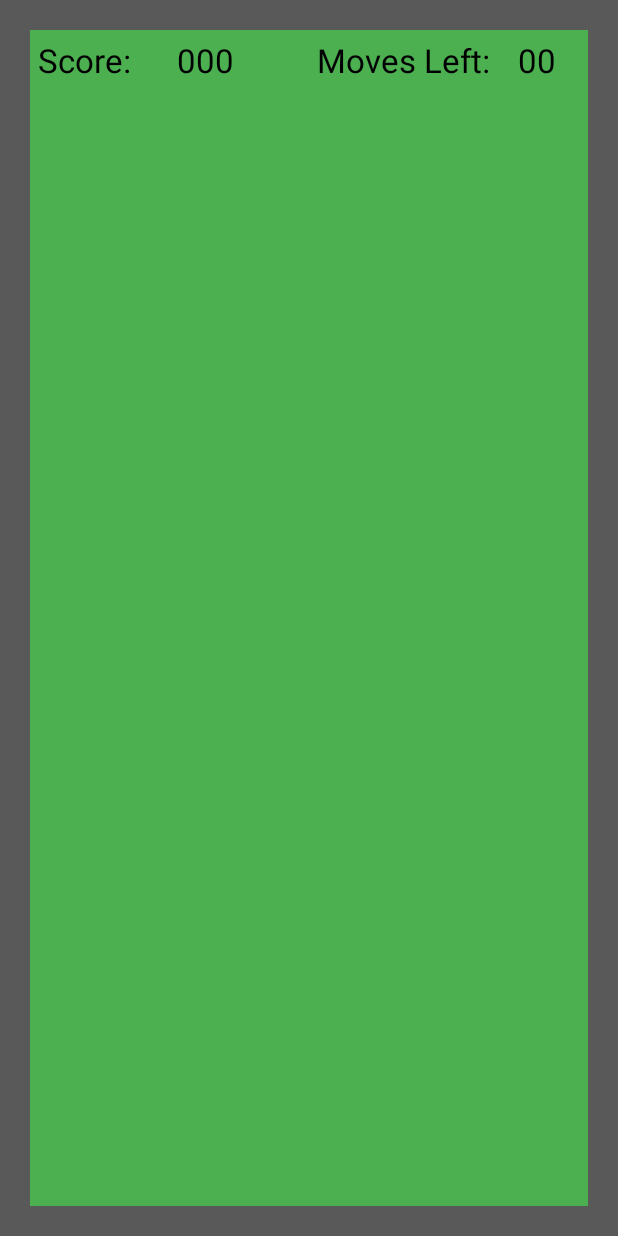
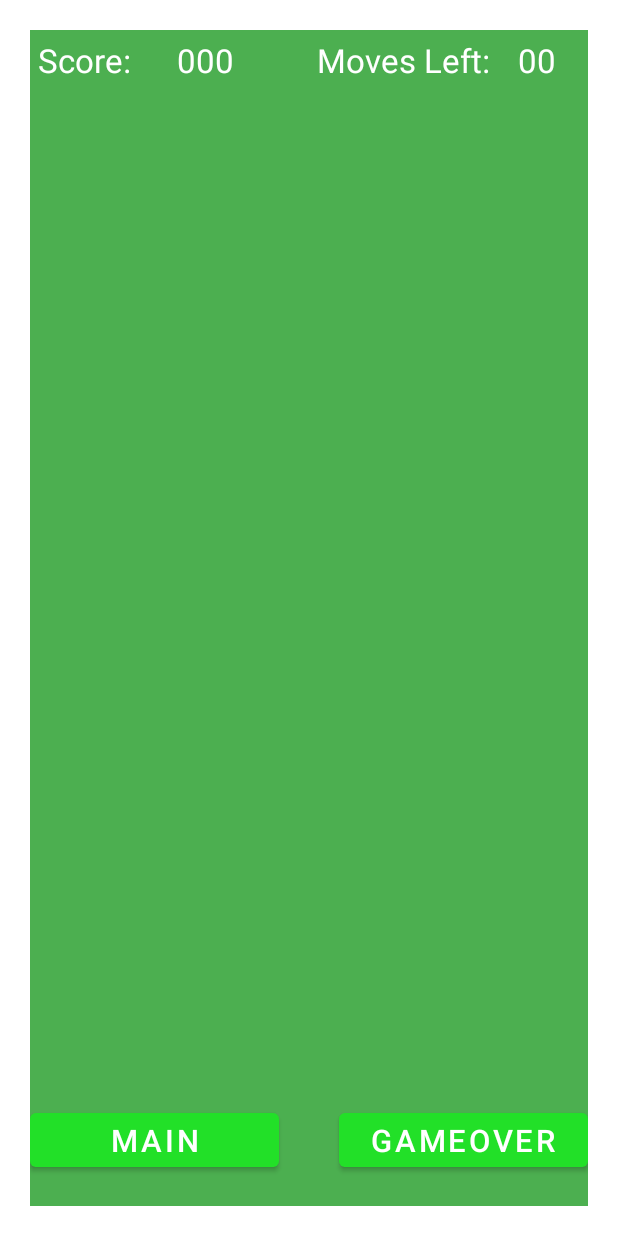
Before and after one commit to HK-Transfield/Android-Minigolf, an Android app: the GameActivity screen opened directly, with no data from a screen before it, on a phone screen of 412 x 824 dp. Run offline under Robolectric (Android 15) with nearby library versions, the phone set to English and light mode, and no system bars.

Commit message:
feat: Add temporary navigation buttons to Game Screen to assist testing
Noted by *TEMP HELP* & <!-- ***TEMPORARY NAVIGATION BUTTONS -->
Also some colour/text size changes

```diff
--- a/app/src/main/res/layout/activity_game.xml
+++ b/app/src/main/res/layout/activity_game.xml
@@ -3,7 +3,7 @@
     android:layout_width="match_parent"
     android:layout_height="match_parent"
     android:orientation="vertical"
-    android:background="#595959"
+    android:background="@color/white"
     android:id="@+id/gamescreen_fullscreen">
 
     <!-- Game screen interactive area -->
@@ -34,7 +34,7 @@
                 android:layout_width="0dp"
                 android:layout_height="wrap_content"
                 android:text="@string/score_title"
-                android:textColor="#000000"
+                android:textColor="@color/white"
                 android:textAppearance="@style/TextAppearance.AppCompat.Large"
                 android:layout_margin="5dp"
                 android:layout_weight="1" />
@@ -44,7 +44,7 @@
                 android:layout_width="0dp"
                 android:layout_height="wrap_content"
                 android:text="@string/score_value"
-                android:textColor="#000000"
+                android:textColor="@color/white"
                 android:textAppearance="@style/TextAppearance.AppCompat.Large"
                 android:layout_margin="5dp"
                 android:layout_weight="1" />
@@ -60,7 +60,7 @@
                 android:layout_width="0dp"
                 android:layout_height="wrap_content"
                 android:text="@string/moves_left_title"
-                android:textColor="#000000"
+                android:textColor="@color/white"
                 android:textAppearance="@style/TextAppearance.AppCompat.Large"
                 android:layout_margin="5dp"
                 android:layout_weight="3" />
@@ -70,10 +70,42 @@
                 android:layout_width="0dp"
                 android:layout_height="wrap_content"
                 android:text="@string/moves_left_value"
-                android:textColor="#000000"
+                android:textColor="@color/white"
                 android:textAppearance="@style/TextAppearance.AppCompat.Large"
                 android:layout_margin="5dp"
                 android:layout_weight="1" />
         </LinearLayout>
     </LinearLayout>
+
+    <!-- ***TEMPORARY NAVIGATION BUTTONS -->
+    <LinearLayout
+        android:layout_width="match_parent"
+        android:layout_height="wrap_content"
+        android:layout_alignBottom="@+id/gamescreen_background"
+        android:layout_margin="20dp"
+        android:orientation="horizontal">
+
+        <!-- GO TO MAIN -->
+        <Button
+            android:layout_width="0dp"
+            android:layout_height="wrap_content"
+            android:layout_marginRight="20dp"
+            android:layout_weight="1"
+            android:autoSizeTextType="uniform"
+            android:text="MAIN"
+            android:onClick="onclickMainScreen">
+        </Button>
+
+        <!-- GO TO GAME OVER -->
+        <Button
+            android:id="@+id/button_to_gameover"
+            android:layout_width="0dp"
+            android:layout_height="wrap_content"
+            android:text="GAMEOVER"
+            android:autoSizeTextType="uniform"
+            android:layout_weight="1"
+            android:layout_marginLeft="20dp"
+            android:onClick="onclickGameOverScreen">
+        </Button>
+    </LinearLayout>
 </RelativeLayout>
```
Also changed, not shown: app/src/main/java/com/example/groupproject/GameActivity.java (+14 -0 lines), app/src/main/res/layout/activity_game_over.xml (+9 -4 lines), app/src/main/res/layout/activity_highscore.xml (+8 -8 lines).
